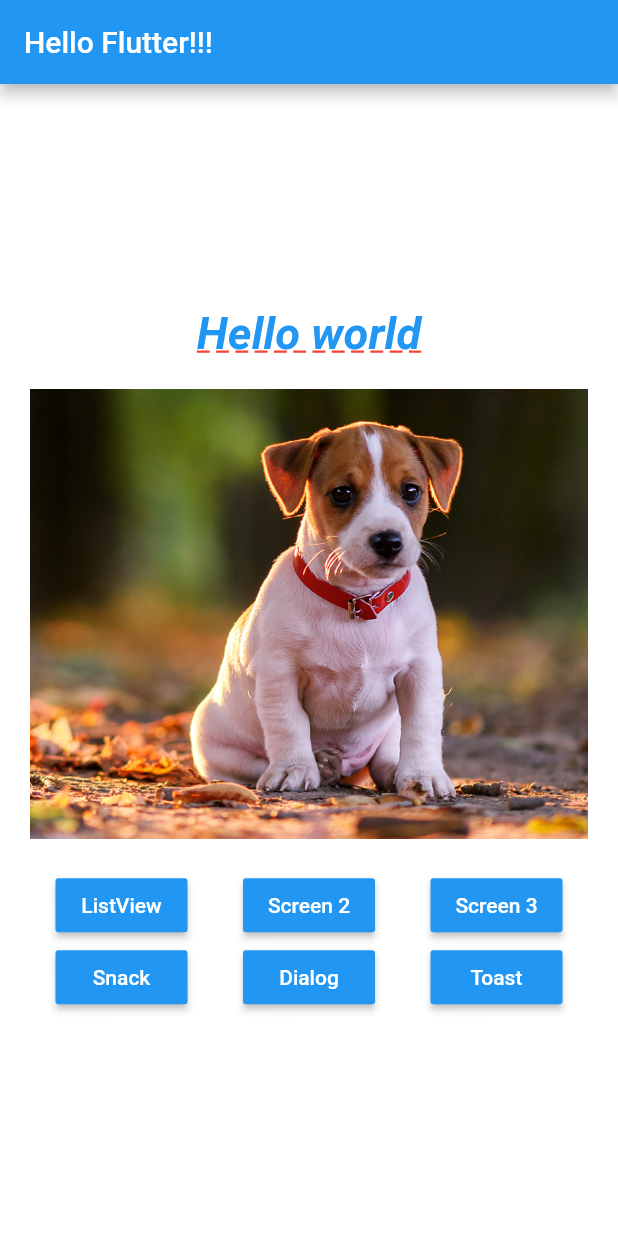
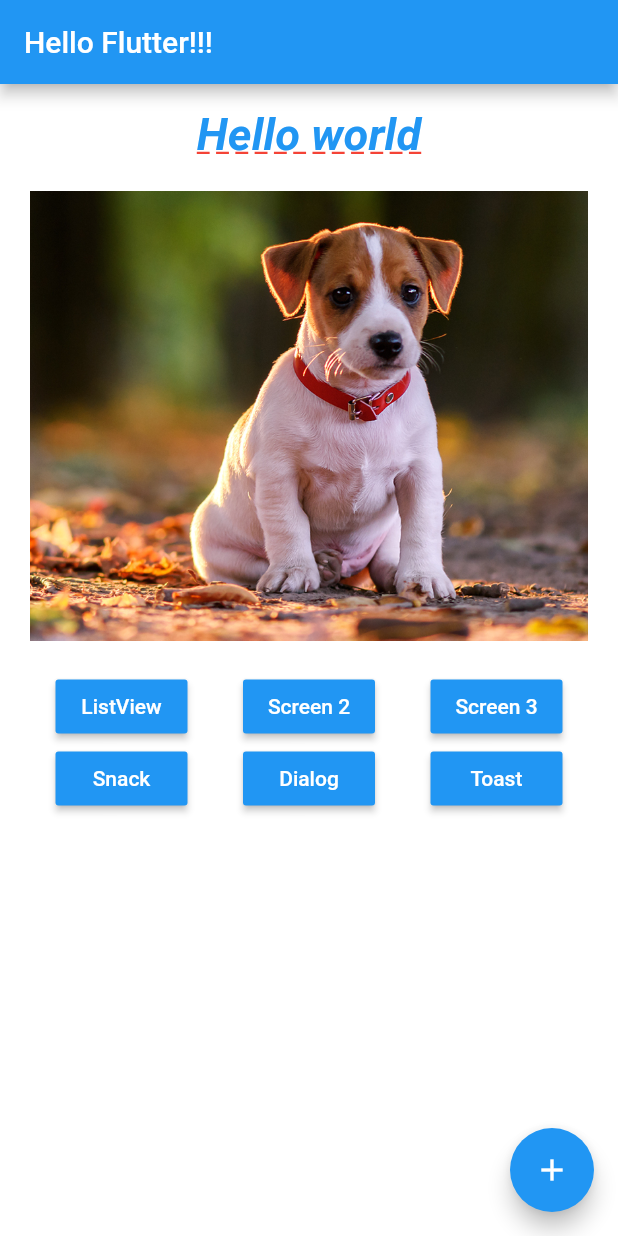
Before and after one commit to anapsil/hello_flutter, a Flutter app: the screen it shows after launch, on a phone screen of 412 x 824 dp. Run offline on Flutter 3.47's test engine with Material 2 defaults, Android fonts, the phone set to English and light mode, and no system bars; our stand-ins replace fluttertoast.

Commit message:
FAB example

```diff
--- a/lib/home_page.dart
+++ b/lib/home_page.dart
@@ -15,14 +15,21 @@ class HomePage extends StatelessWidget {
           centerTitle: false,
         ),
         body: _body(),
+        floatingActionButton: FloatingActionButton(
+          onPressed: () {
+            print("Adicionar");
+          },
+          child: Icon(Icons.add),
+        ),
       );
 
   _body() =>
       Container(
+        padding: EdgeInsets.only(top: 16),
         color: Colors.white,
         child: Builder(builder: (context) {
           return Column(
-            mainAxisAlignment: MainAxisAlignment.center,
+            mainAxisAlignment: MainAxisAlignment.start,
             children: <Widget>[
               _text(),
               _pageView(),
```
Also changed, not shown: 2 other files.
